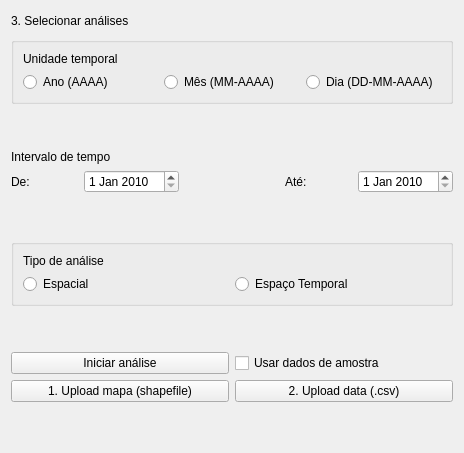
First picture: the form in GUI/layouts/frame_analysis.ui, repository rodriguesmsb/pyBIS, before the edit.
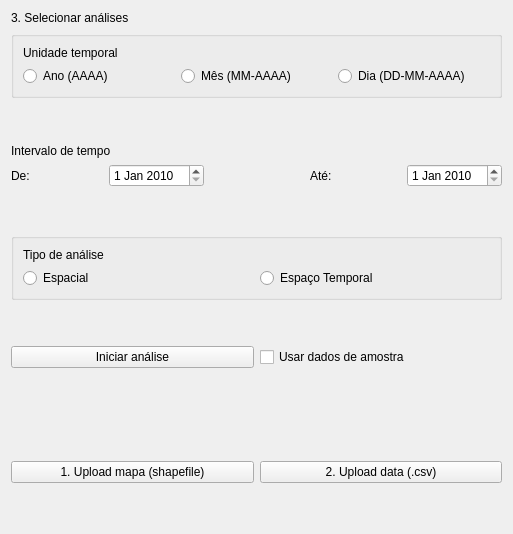
Second picture: the form after the edit.

```diff
--- a/GUI/layouts/frame_analysis.ui
+++ b/GUI/layouts/frame_analysis.ui
@@ -6,8 +6,8 @@
    <rect>
     <x>0</x>
     <y>0</y>
-    <width>464</width>
-    <height>453</height>
+    <width>513</width>
+    <height>534</height>
    </rect>
   </property>
   <property name="windowTitle">
@@ -140,13 +140,6 @@
    </item>
    <item row="7" column="0">
     <layout class="QGridLayout" name="gridLayout">
-     <item row="0" column="1">
-      <widget class="QCheckBox" name="checkBox">
-       <property name="text">
-        <string>Usar dados de amostra</string>
-       </property>
-      </widget>
-     </item>
      <item row="0" column="0">
       <widget class="QPushButton" name="pushButton">
        <property name="text">
@@ -154,6 +147,26 @@
        </property>
       </widget>
      </item>
+     <item row="0" column="1">
+      <widget class="QCheckBox" name="checkBox">
+       <property name="text">
+        <string>Usar dados de amostra</string>
+       </property>
+      </widget>
+     </item>
+     <item row="1" column="0">
+      <spacer name="verticalSpacer_5">
+       <property name="orientation">
+        <enum>Qt::Vertical</enum>
+       </property>
+       <property name="sizeHint" stdset="0">
+        <size>
+         <width>20</width>
+         <height>40</height>
+        </size>
+       </property>
+      </spacer>
+     </item>
     </layout>
    </item>
    <item row="2" column="0">
@@ -189,7 +202,7 @@
     </spacer>
    </item>
    <item row="5" column="0">
-    <widget class="QGroupBox" name="">
+    <widget class="QGroupBox" name="groupBox">
      <layout class="QVBoxLayout" name="verticalLayout_3">
       <item>
        <widget class="QLabel" name="label_5">
@@ -220,7 +233,7 @@
     </widget>
    </item>
    <item row="1" column="0">
-    <widget class="QGroupBox" name="">
+    <widget class="QGroupBox" name="groupBox">
      <layout class="QVBoxLayout" name="verticalLayout">
       <item>
        <widget class="QLabel" name="label">
```
